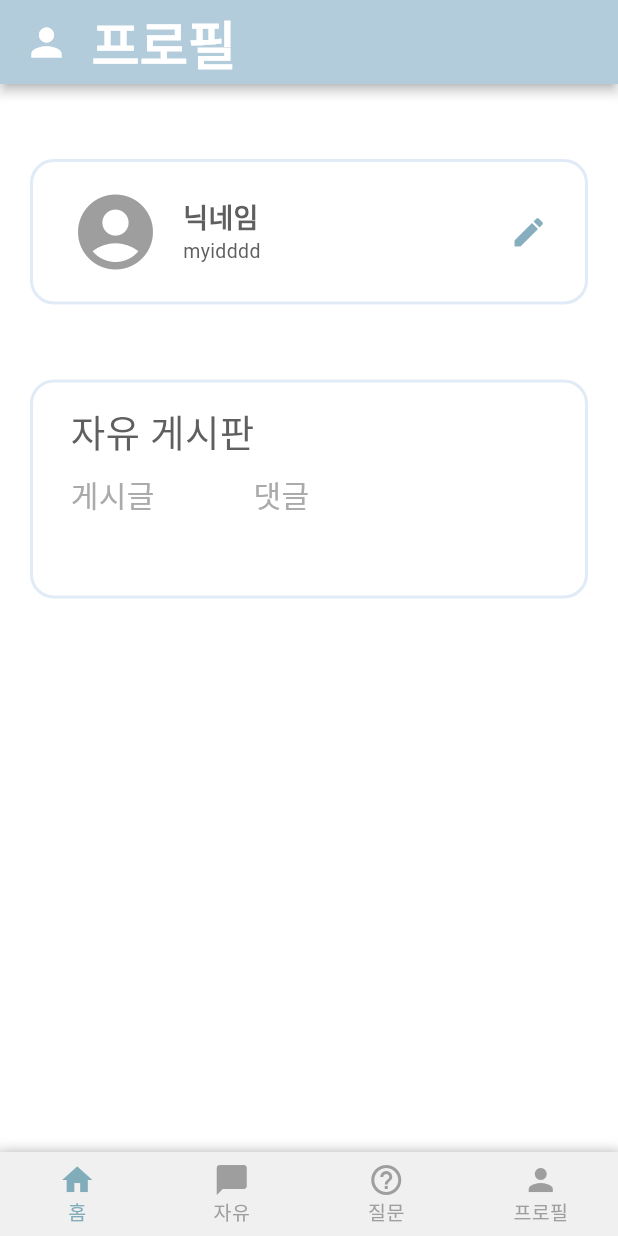
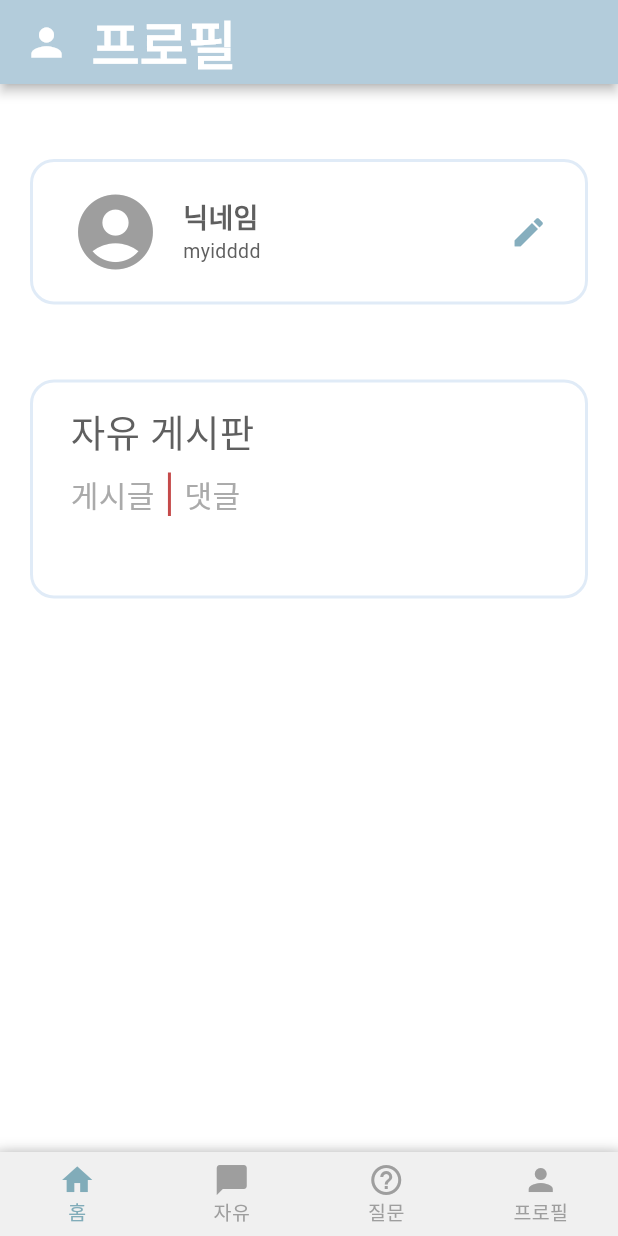
Before and after one commit to WooRiGyeoRe/notice_board, a Flutter app: the screen it shows after launch, on a phone screen of 412 x 824 dp. Run offline on Flutter 3.47's test engine with Material 3 defaults, Android fonts, the phone set to English and light mode, and no system bars; missing offline and left inert: dart:ffi; Roboto replaces fonts that are missing (jeongianjeon-Regular).

Commit message:
VerticalDivider 문제 IntrinsicHeight로 해결

```diff
--- a/lib/main.dart
+++ b/lib/main.dart
@@ -20,9 +20,9 @@ void main() {
   runApp(
     MaterialApp(
         home: //HomeScreen(), // 홈 화면을 시작 화면으로 설정
-            //LoginScreen(),
+            //const LoginScreen(),
             //JoinScreen(),
-            //freeBoardScreen(),
+            // const freeBoardScreen(),
             const ProfileScreen(),
         theme: ThemeData(fontFamily: "jeongianjeon-Regular"),
         themeMode: ThemeMode.system),
--- a/lib/screen/profile_screen.dart
+++ b/lib/screen/profile_screen.dart
@@ -1,7 +1,6 @@
 import 'package:flutter/cupertino.dart';
 import 'package:flutter/material.dart';
 import 'package:flutter/widgets.dart';
-
 import 'bottom_navi_bar.dart';
 
 class ProfileScreen extends StatelessWidget {
@@ -160,7 +159,8 @@ class _MyBoardState extends State<MyBoard> {
                   ),
                 ),
                 SizedBox(height: 7),
-                Row(
+                IntrinsicHeight(
+                  child: Row(
                     children: [
                       Padding(
                         padding: EdgeInsets.only(left: 25),
@@ -173,21 +173,20 @@ class _MyBoardState extends State<MyBoard> {
                         ),
                       ),
                       VerticalDivider(
-                      // 왜 안되는겨~
-                      thickness: 1,
-                      color: Colors.grey,
+                        width: 20,
+                        thickness: 2,
+                        color: Color.fromARGB(255, 197, 74, 74),
                       ),
-                    Padding(
-                      padding: EdgeInsets.only(left: 50),
-                      child: Text(
+                      // 간격 추가
+                      Text(
                         '댓글',
                         style: TextStyle(
                           fontSize: 20,
                           color: Color.fromARGB(255, 170, 170, 170),
                         ),
                       ),
+                    ],
                   ),
-                  ],
                 ),
               ],
             ),
```
Lines whose indentation alone changed are shown as unchanged.
